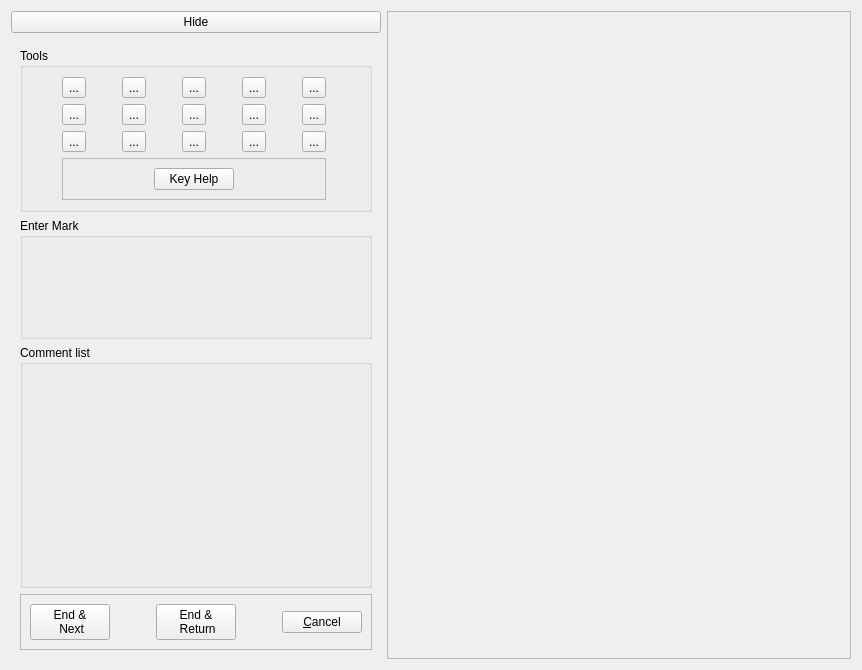
Qt form qtCreatorFiles/ui_annotator_righthandmouse.ui (plomgrading/plom) before a commit.
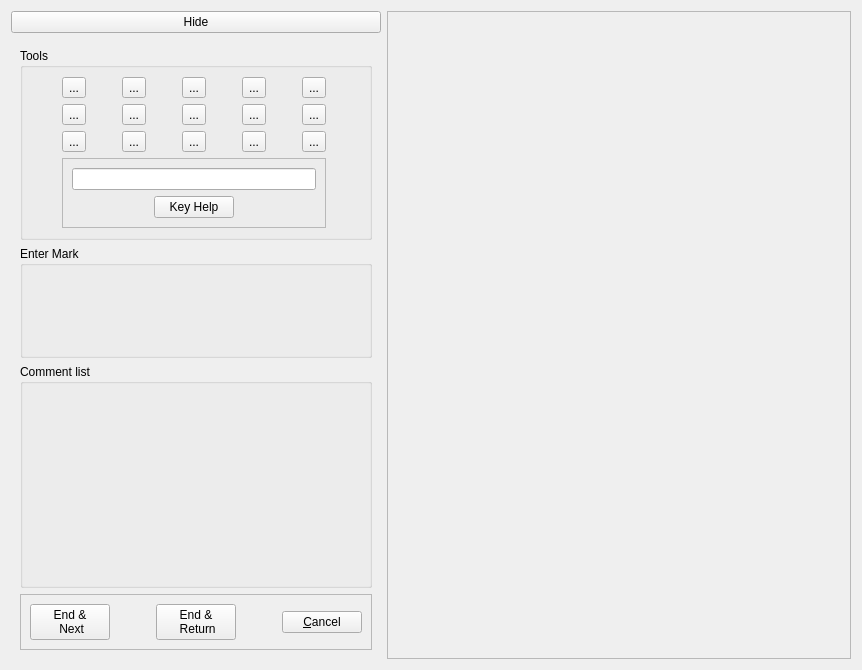
The same form after that commit.

Commit message: There is now a simple one-line blurb between tools and help-button The line displays very short description of each tool as it is selected. This addresses issue #102

Diff of the .ui file:
```diff
--- a/qtCreatorFiles/ui_annotator_righthandmouse.ui
+++ b/qtCreatorFiles/ui_annotator_righthandmouse.ui
@@ -221,7 +221,7 @@
            </property>
           </widget>
          </item>
-         <item row="4" column="2" colspan="5">
+         <item row="5" column="2" colspan="5">
           <widget class="QFrame" name="frame">
            <property name="frameShape">
             <enum>QFrame::StyledPanel</enum>
@@ -229,8 +229,8 @@
            <property name="frameShadow">
             <enum>QFrame::Raised</enum>
            </property>
-           <layout class="QHBoxLayout" name="horizontalLayout">
-            <item>
+           <layout class="QGridLayout" name="gridLayout_4">
+            <item row="1" column="0">
              <spacer name="horizontalSpacer_2">
               <property name="orientation">
                <enum>Qt::Horizontal</enum>
@@ -243,14 +243,14 @@
               </property>
              </spacer>
             </item>
-            <item>
+            <item row="1" column="1">
              <widget class="QPushButton" name="keyHelpButton">
               <property name="text">
                <string>Key Help</string>
               </property>
              </widget>
             </item>
-            <item>
+            <item row="1" column="2">
              <spacer name="horizontalSpacer_3">
               <property name="orientation">
                <enum>Qt::Horizontal</enum>
@@ -263,6 +263,16 @@
               </property>
              </spacer>
             </item>
+            <item row="0" column="0" colspan="3">
+             <widget class="QLineEdit" name="toolLineEdit">
+              <property name="alignment">
+               <set>Qt::AlignCenter</set>
+              </property>
+              <property name="readOnly">
+               <bool>true</bool>
+              </property>
+             </widget>
+            </item>
            </layout>
           </widget>
          </item>
```
The commit also changes 5 other files.
